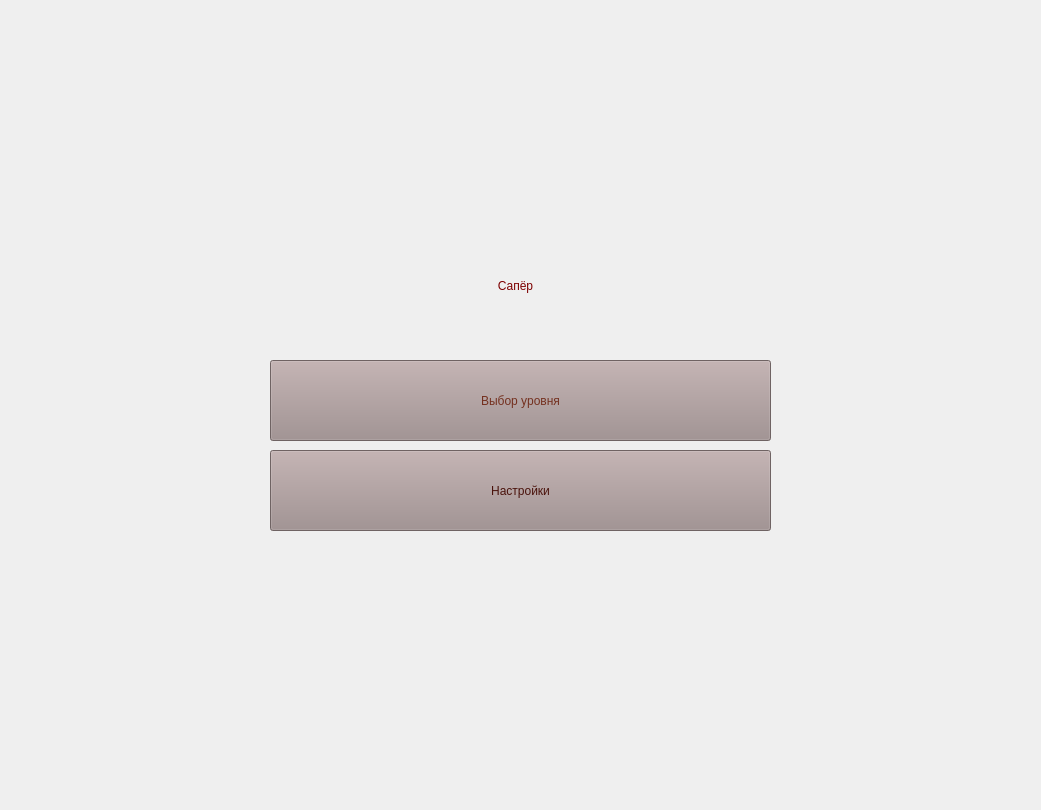
This is QT_files/untitled_menu.ui in Anechka456/GameSaper as Qt 5 draws it before an edit. The edited form follows.
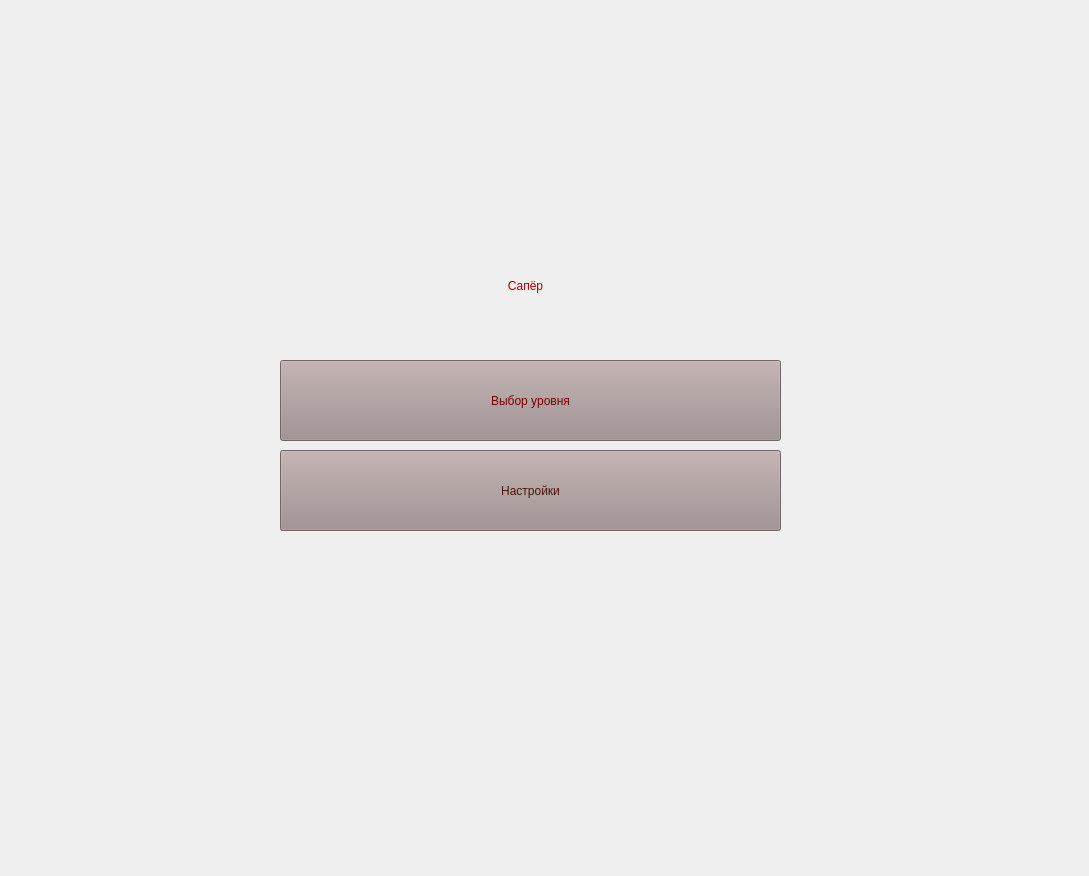
This is the edited form.

Patch:
```diff
--- a/QT_files/untitled_menu.ui
+++ b/QT_files/untitled_menu.ui
@@ -6,8 +6,8 @@
    <rect>
     <x>0</x>
     <y>0</y>
-    <width>1041</width>
-    <height>810</height>
+    <width>1089</width>
+    <height>876</height>
    </rect>
   </property>
   <property name="windowTitle">
@@ -16,14 +16,14 @@
   <widget class="QLabel" name="label">
    <property name="geometry">
     <rect>
-     <x>180</x>
+     <x>190</x>
      <y>190</y>
      <width>671</width>
      <height>191</height>
     </rect>
    </property>
    <property name="styleSheet">
-    <string notr="true">color: rgb(125, 0, 0);
+    <string notr="true">color: rgb(170, 0, 0);
 font: 36pt &quot;MS Shell Dlg 2&quot;;</string>
    </property>
    <property name="text">
@@ -36,7 +36,7 @@
   <widget class="QPushButton" name="setting">
    <property name="geometry">
     <rect>
-     <x>270</x>
+     <x>280</x>
      <y>450</y>
      <width>501</width>
      <height>81</height>
@@ -54,16 +54,16 @@
   <widget class="QPushButton" name="lvl">
    <property name="geometry">
     <rect>
-     <x>270</x>
+     <x>280</x>
      <y>360</y>
      <width>501</width>
      <height>81</height>
     </rect>
    </property>
    <property name="styleSheet">
-    <string notr="true">color: rgb(116, 48, 31);
+    <string notr="true">color: rgb(118, 0, 0);
 background-color: rgb(156, 138, 138);
-font: 24pt &quot;MS Shell Dlg 2&quot;;
+font: 24pt &quot;MS UI Gothic&quot;;
   
 </string>
    </property>
```
Left out of the diff: 2 changed lines with no effect on the pictures.
